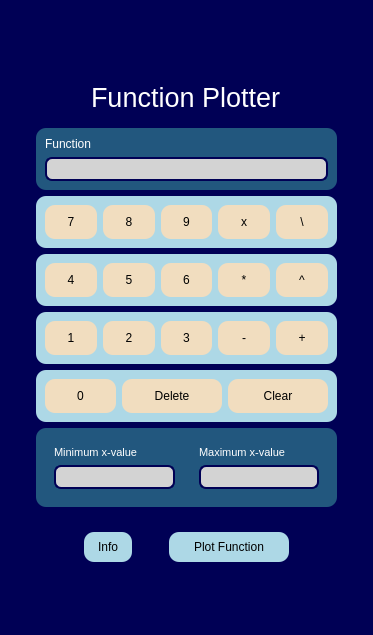
The window that Interface.ui (AbdelrahmanNoaman/Function_Plotter) describes before a commit, drawn with Qt 5.
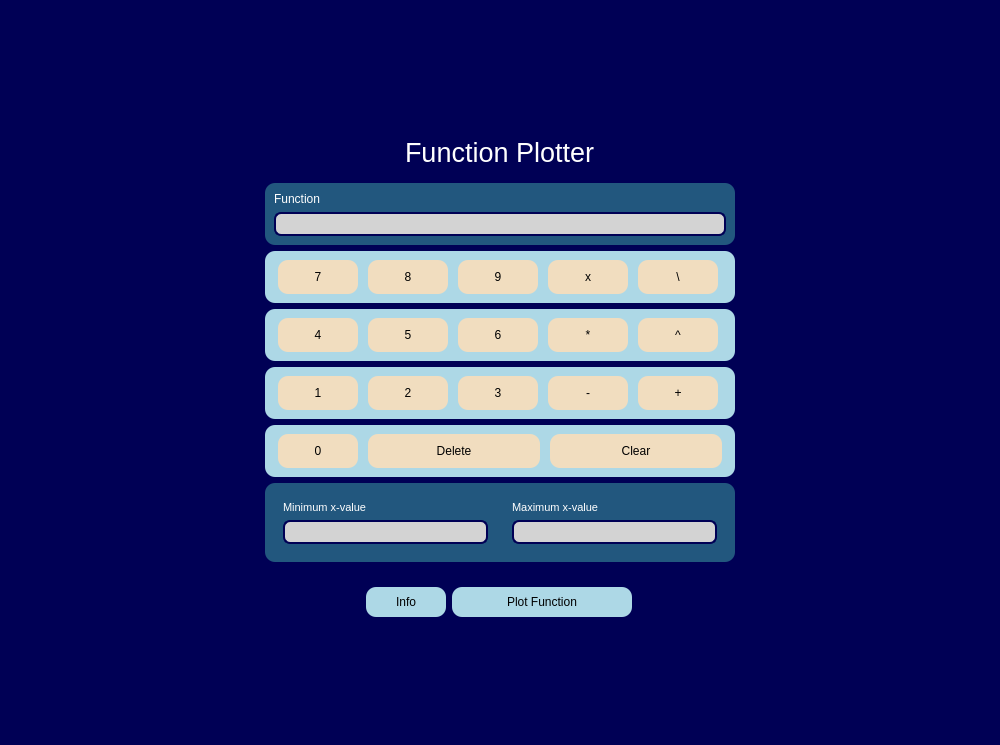
The same window after the commit.

```diff
--- a/Interface.ui
+++ b/Interface.ui
@@ -6,8 +6,8 @@
    <rect>
     <x>0</x>
     <y>0</y>
-    <width>373</width>
-    <height>635</height>
+    <width>1000</width>
+    <height>745</height>
    </rect>
   </property>
   <property name="maximumSize">
@@ -121,7 +121,7 @@
                </property>
                <property name="maximumSize">
                 <size>
-                 <width>500</width>
+                 <width>470</width>
                  <height>100</height>
                 </size>
                </property>
@@ -242,7 +242,7 @@
                </property>
                <property name="maximumSize">
                 <size>
-                 <width>500</width>
+                 <width>470</width>
                  <height>16777215</height>
                 </size>
                </property>
@@ -266,7 +266,7 @@
                   </property>
                   <property name="maximumSize">
                    <size>
-                    <width>90</width>
+                    <width>80</width>
                     <height>16777215</height>
                    </size>
                   </property>
@@ -294,7 +294,7 @@
                   </property>
                   <property name="maximumSize">
                    <size>
-                    <width>200</width>
+                    <width>172</width>
                     <height>16777215</height>
                    </size>
                   </property>
@@ -322,7 +322,7 @@
                   </property>
                   <property name="maximumSize">
                    <size>
-                    <width>200</width>
+                    <width>172</width>
                     <height>16777215</height>
                    </size>
                   </property>
@@ -353,7 +353,7 @@
                </property>
                <property name="maximumSize">
                 <size>
-                 <width>500</width>
+                 <width>470</width>
                  <height>16777215</height>
                 </size>
                </property>
@@ -377,7 +377,7 @@
                   </property>
                   <property name="maximumSize">
                    <size>
-                    <width>100</width>
+                    <width>80</width>
                     <height>16777215</height>
                    </size>
                   </property>
@@ -405,7 +405,7 @@
                   </property>
                   <property name="maximumSize">
                    <size>
-                    <width>100</width>
+                    <width>80</width>
                     <height>16777215</height>
                    </size>
                   </property>
@@ -433,7 +433,7 @@
                   </property>
                   <property name="maximumSize">
                    <size>
-                    <width>100</width>
+                    <width>80</width>
                     <height>16777215</height>
                    </size>
                   </property>
@@ -461,7 +461,7 @@
                   </property>
                   <property name="maximumSize">
                    <size>
-                    <width>100</width>
+                    <width>80</width>
                     <height>16777215</height>
                    </size>
                   </property>
@@ -489,7 +489,7 @@
                   </property>
                   <property name="maximumSize">
                    <size>
-                    <width>100</width>
+                    <width>80</width>
                     <height>16777215</height>
                    </size>
                   </property>
@@ -526,7 +526,7 @@
                </property>
                <property name="maximumSize">
                 <size>
-                 <width>500</width>
+                 <width>470</width>
                  <height>90</height>
                 </size>
                </property>
@@ -585,7 +585,7 @@
                </property>
                <property name="maximumSize">
                 <size>
-                 <width>500</width>
+                 <width>470</width>
                  <height>16777215</height>
                 </size>
                </property>
@@ -609,7 +609,7 @@
                   </property>
                   <property name="maximumSize">
                    <size>
-                    <width>100</width>
+                    <width>80</width>
                     <height>16777215</height>
                    </size>
                   </property>
@@ -637,7 +637,7 @@
                   </property>
                   <property name="maximumSize">
                    <size>
-                    <width>100</width>
+                    <width>80</width>
                     <height>16777215</height>
                    </size>
                   </property>
@@ -665,7 +665,7 @@
                   </property>
                   <property name="maximumSize">
                    <size>
-                    <width>100</width>
+                    <width>80</width>
                     <height>16777215</height>
                    </size>
                   </property>
@@ -693,7 +693,7 @@
                   </property>
                   <property name="maximumSize">
                    <size>
-                    <width>100</width>
+                    <width>80</width>
                     <height>16777215</height>
                    </size>
                   </property>
@@ -721,7 +721,7 @@
                   </property>
                   <property name="maximumSize">
                    <size>
-                    <width>100</width>
+                    <width>80</width>
                     <height>16777215</height>
                    </size>
                   </property>
@@ -752,7 +752,7 @@
                </property>
                <property name="maximumSize">
                 <size>
-                 <width>500</width>
+                 <width>470</width>
                  <height>16777215</height>
                 </size>
                </property>
@@ -776,7 +776,7 @@
                   </property>
                   <property name="maximumSize">
                    <size>
-                    <width>100</width>
+                    <width>80</width>
                     <height>16777215</height>
                    </size>
                   </property>
@@ -804,7 +804,7 @@
                   </property>
                   <property name="maximumSize">
                    <size>
-                    <width>100</width>
+                    <width>80</width>
                     <height>16777215</height>
                    </size>
                   </property>
@@ -832,7 +832,7 @@
                   </property>
                   <property name="maximumSize">
                    <size>
-                    <width>100</width>
+                    <width>80</width>
                     <height>16777215</height>
                    </size>
                   </property>
@@ -860,7 +860,7 @@
                   </property>
                   <property name="maximumSize">
                    <size>
-                    <width>100</width>
+                    <width>80</width>
                     <height>16777215</height>
                    </size>
                   </property>
@@ -888,7 +888,7 @@
                   </property>
                   <property name="maximumSize">
                    <size>
-                    <width>100</width>
+                    <width>80</width>
                     <height>16777215</height>
                    </size>
                   </property>
@@ -957,7 +957,7 @@
             </property>
             <property name="maximumSize">
              <size>
-              <width>500</width>
+              <width>470</width>
               <height>50</height>
              </size>
             </property>
@@ -981,7 +981,7 @@
                </property>
                <property name="maximumSize">
                 <size>
-                 <width>30</width>
+                 <width>80</width>
                  <height>30</height>
                 </size>
                </property>
@@ -1009,7 +1009,7 @@
                </property>
                <property name="maximumSize">
                 <size>
-                 <width>120</width>
+                 <width>180</width>
                  <height>30</height>
                 </size>
                </property>
```
